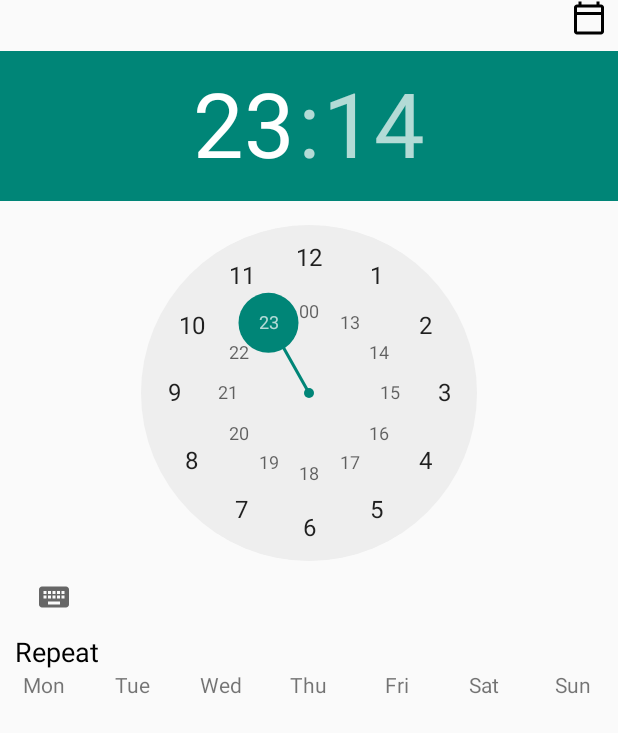
After one commit to lavan80/PoolTronikAndroid, an Android app: the ActivityScheduling screen opened directly, with no data from a screen before it, on a phone screen of 412 x 824 dp. The commit adds this screen. Shown: the top 733 px of the screen. Run offline under Robolectric (Android 15) with nearby library versions, the phone set to English and light mode, and no system bars.

Commit message:
ui part1

```diff
--- a/app/src/main/AndroidManifest.xml
+++ b/app/src/main/AndroidManifest.xml
@@ -12,7 +12,7 @@
         android:supportsRtl="true"
         android:theme="@style/Theme.AppCompat.Light.NoActionBar"
         android:usesCleartextTraffic="true">
-
+        <activity android:name=".ActivityScheduling"></activity>
 
         <service
             android:name=".AppJobService"
@@ -48,16 +48,14 @@
         </activity>
         <activity
             android:name=".ActivityCommonSettings"
-            android:screenOrientation="portrait"
             android:launchMode="singleTop"
-            />
+            android:screenOrientation="portrait" />
         <activity
             android:name=".RelaySettingActivity"
             android:screenOrientation="portrait" />
-
         <activity
             android:name=".AllertActivity"
-            android:screenOrientation="portrait"/>
+            android:screenOrientation="portrait" />
 
         <service android:name=".MyFirebaseMessagingService">
             <intent-filter>
--- /dev/null
+++ b/app/src/main/java/com/pool/tronik/pooltronik/ActivityScheduling.java
@@ -0,0 +1,51 @@
+package com.pool.tronik.pooltronik;
+
+import androidx.appcompat.app.AppCompatActivity;
+
+import android.graphics.Color;
+import android.graphics.drawable.Drawable;
+import android.os.Bundle;
+import android.view.View;
+import android.view.ViewGroup;
+import android.widget.TextView;
+import android.widget.TimePicker;
+
+public class ActivityScheduling extends AppCompatActivity implements View.OnClickListener {
+
+    private TimePicker timePicker;
+    private TextView tvChoseDate;
+
+    @Override
+    protected void onCreate(Bundle savedInstanceState) {
+        super.onCreate(savedInstanceState);
+        setContentView(R.layout.activity_scheduling);
+        timePicker = findViewById(R.id.time_picker);
+        initDays((ViewGroup) findViewById(R.id.ll_days_container));
+        tvChoseDate = findViewById(R.id.tv_choosen_date);
+        timePicker.setIs24HourView(true);
+
+    }
+
+    @Override
+    public void onClick(View view) {
+
+        Drawable drawable = view.getBackground();
+        if (drawable == null) {
+            drawable = getDrawable(R.drawable.bg_rectangle);
+            drawable.setTint(getResources().getColor(R.color.colorPrimary));
+        }
+        else {
+            drawable.setTint(getResources().getColor(R.color.transparent));
+            view.setBackground(null);
+        }
+        view.setBackground(drawable);
+
+    }
+
+    private void initDays(ViewGroup viewGroup) {
+        for (int i = 0; i < viewGroup.getChildCount(); i++) {
+            View view = viewGroup.getChildAt(i);
+            view.setOnClickListener(this);
+        }
+    }
+}
--- a/app/src/main/java/com/pool/tronik/pooltronik/MainActivity.java
+++ b/app/src/main/java/com/pool/tronik/pooltronik/MainActivity.java
@@ -166,6 +166,11 @@ public class MainActivity extends AppCompatActivity {
                     Intent aIntent = new Intent(MainActivity.this,ActivityCommonSettings.class);
                     startActivity(aIntent);
                     break;
+                case R.id.iv_schedule:
+                    Intent sIntent = new Intent(MainActivity.this,ActivityScheduling.class);
+                    sIntent.putExtra(StringUtils.EXTRA_DATA, relayStatus);
+                    startActivity(sIntent);
+                    break;
             }
         }
     }
--- a/app/src/main/java/com/pool/tronik/pooltronik/adapters/RelayAdapter.java
+++ b/app/src/main/java/com/pool/tronik/pooltronik/adapters/RelayAdapter.java
@@ -93,6 +93,7 @@ public class RelayAdapter extends RecyclerView.Adapter<RelayAdapter.RelayViewHol
         relayViewHolder.ivSettings.setTag(relayStatus);
         relayViewHolder.ivSettings.setOnClickListener(onClickListener);
         relayViewHolder.ivSwitch.setOnClickListener(onClickListener);
+        relayViewHolder.ivSchedule.setOnClickListener(onClickListener);
     }
 
     public void itemChanged(int position, int status) {
@@ -118,6 +119,7 @@ public class RelayAdapter extends RecyclerView.Adapter<RelayAdapter.RelayViewHol
         TextView textView;
         ImageButton ivSwitch;
         ImageView ivSettings;
+        ImageView ivSchedule;
         ProgressBar progressBar;
 
         public RelayViewHolder(@NonNull View itemView) {
@@ -126,6 +128,7 @@ public class RelayAdapter extends RecyclerView.Adapter<RelayAdapter.RelayViewHol
             ivSwitch = itemView.findViewById(R.id.bt_on_off);
             progressBar = itemView.findViewById(R.id.pb_indication);
             ivSettings = itemView.findViewById(R.id.iv_settings);
+            ivSchedule = itemView.findViewById(R.id.iv_schedule);
         }
     }
 }
--- /dev/null
+++ b/app/src/main/res/drawable/bg_rectangle.xml
@@ -0,0 +1,12 @@
+<?xml version="1.0" encoding="utf-8"?>
+<shape xmlns:android="http://schemas.android.com/apk/res/android"
+    android:shape="rectangle"
+    android:padding="10dp">
+    <solid android:color="@android:color/transparent"/> <!-- this one is ths color of the Rounded Button -->
+    <stroke android:color="@color/colorPrimary" android:width="1dp"/>
+    <corners
+        android:bottomRightRadius="5dp"
+        android:bottomLeftRadius="5dp"
+        android:topLeftRadius="5dp"
+        android:topRightRadius="5dp"/>
+</shape>
--- /dev/null
+++ b/app/src/main/res/drawable/ic_alarm_24px.xml
@@ -0,0 +1,9 @@
+<vector xmlns:android="http://schemas.android.com/apk/res/android"
+    android:width="24dp"
+    android:height="24dp"
+    android:viewportWidth="24"
+    android:viewportHeight="24">
+  <path
+      android:fillColor="#FF000000"
+      android:pathData="M22,5.72l-4.6,-3.86 -1.29,1.53 4.6,3.86L22,5.72zM7.88,3.39L6.6,1.86 2,5.71l1.29,1.53 4.59,-3.85zM12.5,8L11,8v6l4.75,2.85 0.75,-1.23 -4,-2.37L12.5,8zM12,4c-4.97,0 -9,4.03 -9,9s4.02,9 9,9c4.97,0 9,-4.03 9,-9s-4.03,-9 -9,-9zM12,20c-3.87,0 -7,-3.13 -7,-7s3.13,-7 7,-7 7,3.13 7,7 -3.13,7 -7,7z"/>
+</vector>
--- /dev/null
+++ b/app/src/main/res/drawable/ic_calendar_today_24px.xml
@@ -0,0 +1,9 @@
+<vector xmlns:android="http://schemas.android.com/apk/res/android"
+    android:width="24dp"
+    android:height="24dp"
+    android:viewportWidth="24"
+    android:viewportHeight="24">
+  <path
+      android:fillColor="#FF000000"
+      android:pathData="M20,3h-1L19,1h-2v2L7,3L7,1L5,1v2L4,3c-1.1,0 -2,0.9 -2,2v16c0,1.1 0.9,2 2,2h16c1.1,0 2,-0.9 2,-2L22,5c0,-1.1 -0.9,-2 -2,-2zM20,21L4,21L4,10h16v11zM20,8L4,8L4,5h16v3z"/>
+</vector>
--- /dev/null
+++ b/app/src/main/res/layout/activity_scheduling.xml
@@ -0,0 +1,51 @@
+<?xml version="1.0" encoding="utf-8"?>
+<LinearLayout xmlns:android="http://schemas.android.com/apk/res/android"
+    xmlns:app="http://schemas.android.com/apk/res-auto"
+    xmlns:tools="http://schemas.android.com/tools"
+    android:layout_width="match_parent"
+    android:layout_height="match_parent"
+    android:orientation="vertical"
+    tools:context=".ActivityScheduling">
+    <RelativeLayout
+        android:layout_width="match_parent"
+        android:layout_height="wrap_content"
+        android:layout_marginLeft="7dp"
+        android:layout_marginRight="7dp">
+        <TextView
+            android:layout_width="wrap_content"
+            android:layout_height="wrap_content"
+            android:textSize="15sp"
+            android:id="@+id/tv_choosen_date"
+            android:textColor="@android:color/black"
+            android:layout_centerVertical="true"
+            tools:text="12 my date, 23"
+            />
+        <ImageView
+            android:layout_width="wrap_content"
+            android:layout_height="wrap_content"
+            android:layout_alignParentRight="true"
+            android:src="@drawable/ic_calendar_today_24px"
+            android:layout_centerVertical="true"
+            />
+    </RelativeLayout>
+
+    <TimePicker
+        android:layout_width="wrap_content"
+        android:layout_height="wrap_content"
+        android:id="@+id/time_picker"
+        android:layout_marginTop="10dp"
+        />
+    <TextView
+        android:layout_width="wrap_content"
+        android:layout_height="wrap_content"
+        android:textSize="18sp"
+        android:textColor="@android:color/black"
+        android:text="@string/repeat"
+        android:layout_marginLeft="10dp"
+        />
+
+    <include layout="@layout/days_of_week_layout"
+        android:layout_width="match_parent"
+        android:layout_height="wrap_content"/>
+
+</LinearLayout>
--- /dev/null
+++ b/app/src/main/res/layout/days_of_week_layout.xml
@@ -0,0 +1,60 @@
+<?xml version="1.0" encoding="utf-8"?>
+<LinearLayout xmlns:android="http://schemas.android.com/apk/res/android"
+    android:orientation="horizontal"
+    android:layout_width="match_parent"
+    android:layout_height="match_parent"
+    android:weightSum="1"
+    android:id="@+id/ll_days_container">
+
+    <TextView
+        android:layout_width="0dp"
+        android:layout_height="wrap_content"
+        android:layout_weight="0.143"
+        android:text="@string/monday"
+        android:id="@+id/tv_monday"
+        android:gravity="center"
+        />
+    <TextView
+        android:layout_width="0dp"
+        android:layout_height="wrap_content"
+        android:layout_weight="0.143"
+        android:text="@string/tuesday"
+        android:id="@+id/tv_tuesday"
+        android:gravity="center"/>
+    <TextView
+        android:layout_width="0dp"
+        android:layout_height="wrap_content"
+        android:layout_weight="0.143"
+        android:text="@string/wednesday"
+        android:id="@+id/tv_wednesday"
+        android:gravity="center"/>
+    <TextView
+        android:layout_width="0dp"
+        android:layout_height="wrap_content"
+        android:layout_weight="0.143"
+        android:text="@string/thursday"
+        android:id="@+id/tv_thursday"
+        android:gravity="center"/>
+    <TextView
+        android:layout_width="0dp"
+        android:layout_height="wrap_content"
+        android:layout_weight="0.143"
+        android:text="@string/friday"
+        android:id="@+id/tv_friday"
+        android:gravity="center"/>
+    <TextView
+        android:layout_width="0dp"
+        android:layout_height="wrap_content"
+        android:layout_weight="0.143"
+        android:text="@string/saturday"
+        android:id="@+id/tv_saturday"
+        android:gravity="center"/>
+    <TextView
+        android:layout_width="0dp"
+        android:layout_height="wrap_content"
+        android:layout_weight="0.143"
+        android:text="@string/sunday"
+        android:id="@+id/tv_sunday"
+        android:gravity="center"/>
+
+</LinearLayout>
--- a/app/src/main/res/layout/item_relay.xml
+++ b/app/src/main/res/layout/item_relay.xml
@@ -61,6 +61,15 @@
         android:layout_marginLeft="10dp"
         android:textColor="@color/main_text_color"
         tools:text = "ssss"/>
+    <ImageView
+        android:layout_width="wrap_content"
+        android:layout_height="wrap_content"
+        android:src="@drawable/ic_alarm_24px"
+        android:id="@+id/iv_schedule"
+        android:layout_marginBottom="7dp"
+        android:layout_marginRight="10dp"
+        android:layout_alignParentRight="true"
+        android:layout_alignParentBottom="true"/>
 
 </RelativeLayout>
 </androidx.cardview.widget.CardView>
--- a/app/src/main/res/values/colors.xml
+++ b/app/src/main/res/values/colors.xml
@@ -4,4 +4,5 @@
         <color name="colorPrimaryDark">#00574B</color>
         <color name="colorAccent">#D81B60</color>
         <color name="main_text_color">#000000</color>
+        <color name="transparent">@android:color/transparent</color>
 </resources>
--- a/app/src/main/res/values/strings.xml
+++ b/app/src/main/res/values/strings.xml
@@ -27,5 +27,13 @@
     <string name="finished_with_ok">Done</string>
     <string name="update_token_description">Update push notification token (from the local network only)</string>
     <string name="user_attention">Attention you have to update your token.(Tap here)</string>
+    <string name="monday">Mon</string>
+    <string name="tuesday">Tue</string>
+    <string name="wednesday">Wed</string>
+    <string name="thursday">Thu</string>
+    <string name="friday">Fri</string>
+    <string name="saturday">Sat</string>
+    <string name="sunday">Sun</string>
+    <string name="repeat">Repeat</string>
 </resources><!--<string name="ip_reset_description">This action will reset all indication button in your app to settings by default (set to off).\nThis action
              will not affect on the controller itself</string>-->
```
